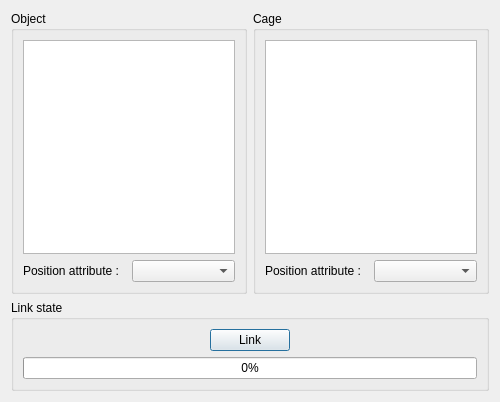
Before: the Qt Designer form forms/dialog_deformationCage.ui in arnaudbletterer/surface_deformationCage, drawn with Qt 5.
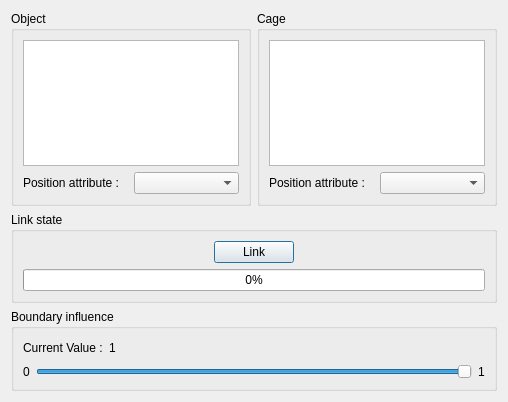
After: the same form once the commit is applied.

Commit message: Modification de l'interface. Changement du 'h' de façon interactive

Patch:
```diff
--- a/forms/dialog_deformationCage.ui
+++ b/forms/dialog_deformationCage.ui
@@ -6,7 +6,7 @@
    <rect>
     <x>0</x>
     <y>0</y>
-    <width>500</width>
+    <width>508</width>
     <height>402</height>
    </rect>
   </property>
@@ -136,6 +136,80 @@
      </layout>
     </widget>
    </item>
+   <item>
+    <widget class="QGroupBox" name="groupBox">
+     <property name="title">
+      <string>Boundary influence</string>
+     </property>
+     <layout class="QVBoxLayout" name="verticalLayout_5">
+      <item>
+       <layout class="QHBoxLayout" name="horizontalLayout_5">
+        <item>
+         <widget class="QLabel" name="label_5">
+          <property name="text">
+           <string>&lt;html&gt;&lt;head/&gt;&lt;body&gt;&lt;p&gt;Current Value :&lt;/p&gt;&lt;/body&gt;&lt;/html&gt;</string>
+          </property>
+         </widget>
+        </item>
+        <item>
+         <widget class="QLabel" name="label_boundary">
+          <property name="text">
+           <string>1</string>
+          </property>
+         </widget>
+        </item>
+        <item>
+         <spacer name="horizontalSpacer_3">
+          <property name="orientation">
+           <enum>Qt::Horizontal</enum>
+          </property>
+          <property name="sizeHint" stdset="0">
+           <size>
+            <width>40</width>
+            <height>20</height>
+           </size>
+          </property>
+         </spacer>
+        </item>
+       </layout>
+      </item>
+      <item>
+       <layout class="QHBoxLayout" name="horizontalLayout_3">
+        <item>
+         <widget class="QLabel" name="label">
+          <property name="text">
+           <string>0</string>
+          </property>
+         </widget>
+        </item>
+        <item>
+         <widget class="QSlider" name="slider_boundary">
+          <property name="maximum">
+           <number>100</number>
+          </property>
+          <property name="value">
+           <number>100</number>
+          </property>
+          <property name="orientation">
+           <enum>Qt::Horizontal</enum>
+          </property>
+          <property name="tickPosition">
+           <enum>QSlider::NoTicks</enum>
+          </property>
+         </widget>
+        </item>
+        <item>
+         <widget class="QLabel" name="label_3">
+          <property name="text">
+           <string>1</string>
+          </property>
+         </widget>
+        </item>
+       </layout>
+      </item>
+     </layout>
+    </widget>
+   </item>
   </layout>
  </widget>
  <resources/>
```
The commit also changes 2 other files.
